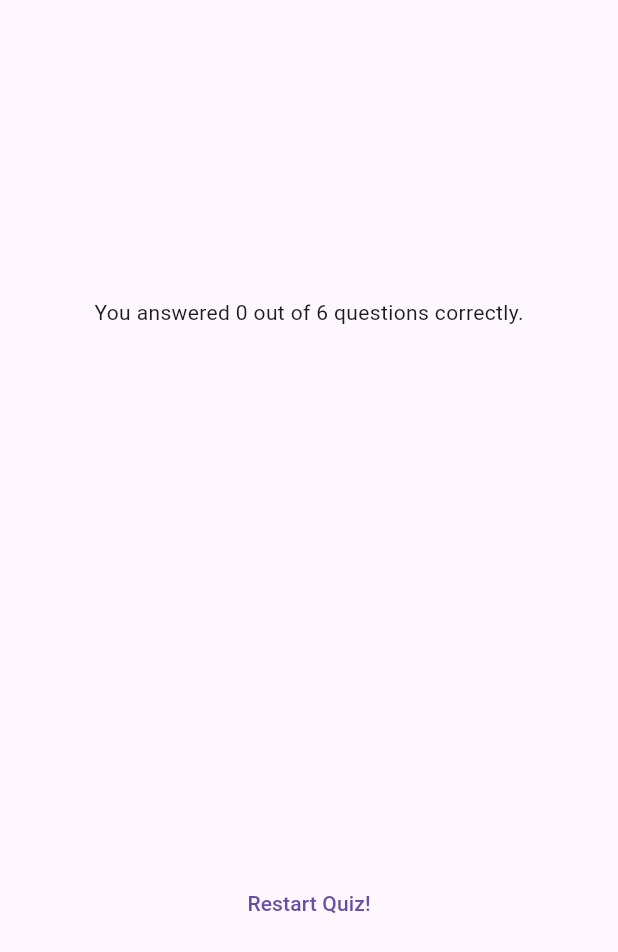
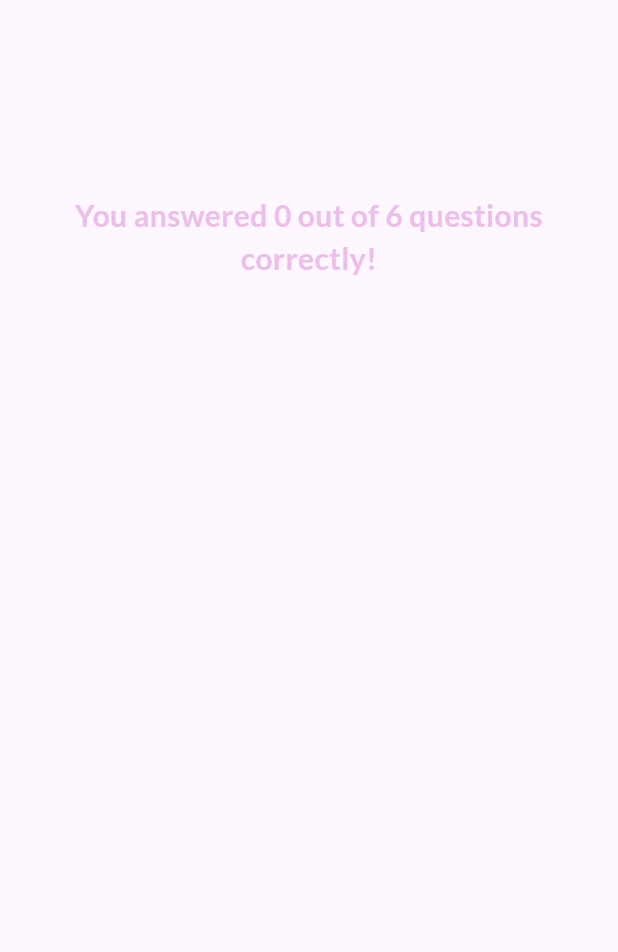
Before and after one commit to Defalt2-O/Quiz_App, a Flutter app: the ResultsScreen widget shown alone on an empty page, opened directly with empty values, on a phone screen of 412 x 824 dp. Shown: the top 952 px of the screen. Run offline on Flutter 3.47's test engine with Material 3 defaults, Android fonts, the phone set to English and light mode, and no system bars; our stand-ins replace google_fonts.

Commit message:
Results Screen is styled. Restart Quiz feature added. App Completed.

```diff
--- a/lib/results_screen.dart
+++ b/lib/results_screen.dart
@@ -1,11 +1,13 @@
 import 'package:flutter/material.dart';
+import 'package:google_fonts/google_fonts.dart';
 import 'package:quiz_app/data/questions.dart';
 import 'package:quiz_app/questions_summary.dart';
 
 class ResultsScreen extends StatelessWidget {
-  const ResultsScreen(this.chosenAnswers, {super.key});
+  const ResultsScreen(this.chosenAnswers, this.restartQuiz, {super.key});
 
   final List<String> chosenAnswers;
+  final void Function() restartQuiz;
 
   List<Map<String, Object>> getSummaryData() {
     final List<Map<String, Object>> summary = [];
@@ -33,12 +35,20 @@ class ResultsScreen extends StatelessWidget {
     return SizedBox(
       width: double.infinity,
       child: Container(
-        margin: const EdgeInsets.all(40),
+        margin: const EdgeInsets.all(20),
+        child: SizedBox(
           child: Column(
             mainAxisAlignment: MainAxisAlignment.center,
+            crossAxisAlignment: CrossAxisAlignment.center,
             children: [
               Text(
-                'You answered $numCorrectQuestions out of $numTotalQuestions questions correctly.'),
+                'You answered $numCorrectQuestions out of $numTotalQuestions questions correctly!',
+                style: GoogleFonts.lato(
+                    color: const Color.fromARGB(255, 236, 191, 234),
+                    fontSize: 20,
+                    fontWeight: FontWeight.bold),
+                textAlign: TextAlign.center,
+              ),
               const SizedBox(
                 height: 30,
               ),
@@ -46,8 +56,19 @@ class ResultsScreen extends StatelessWidget {
               const SizedBox(
                 height: 30,
               ),
-            TextButton(onPressed: () {}, child: const Text('Restart Quiz!')),
+              TextButton.icon(
+                onPressed: restartQuiz,
+                label: const Text(
+                  'Restart Quiz!',
+                  style: TextStyle(color: Colors.white, fontSize: 15),
+                ),
+                icon: const Icon(
+                  Icons.refresh,
+                  color: Colors.white,
+                ),
+              ),
             ],
+          ),
         ),
       ),
     );
```
Also changed, not shown: lib/questions_summary.dart (+43 -7 lines), lib/quiz.dart (+9 -1 lines). Lines whose indentation alone changed are shown as unchanged.
